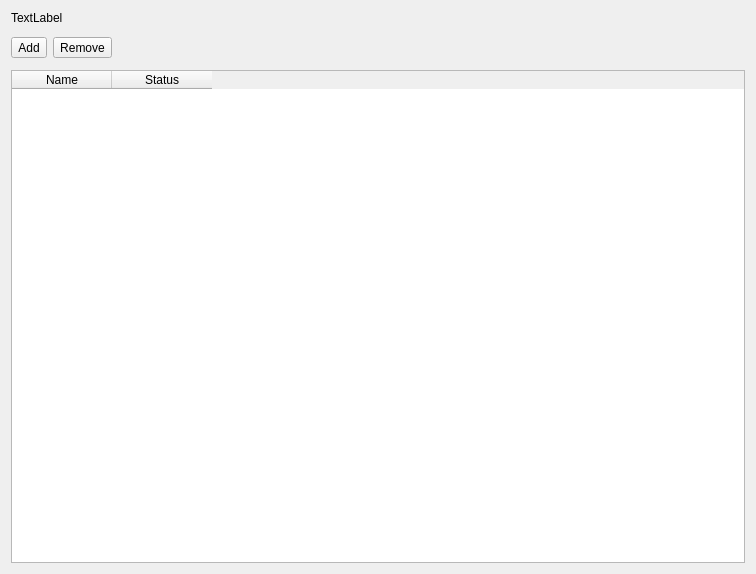
Before: the Qt Designer form plugins/system/autoboot/autoboot.ui in ukui/ukui-control-center, drawn with Qt 5.
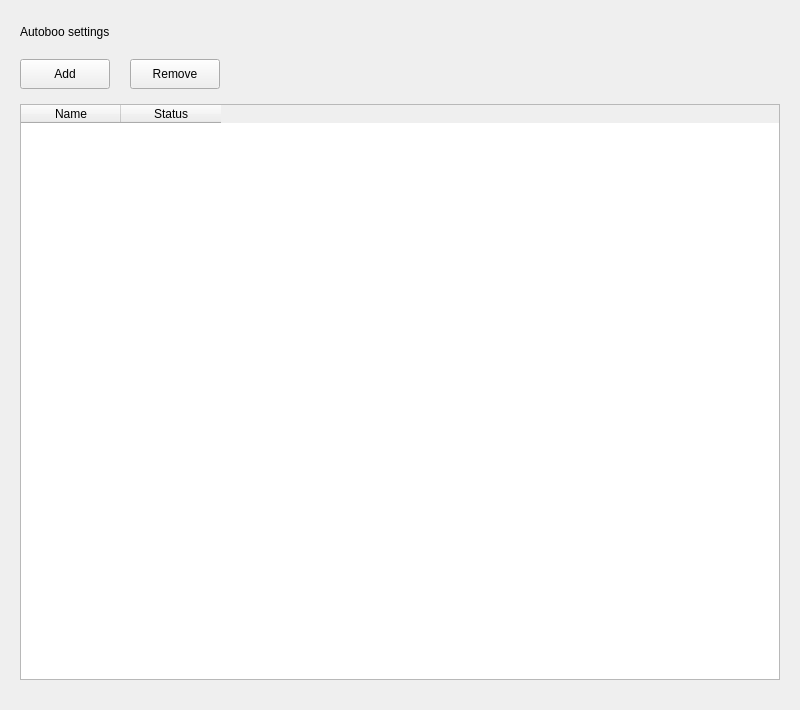
After: the same form once the commit is applied.

What changed in the file:
```diff
--- a/plugins/system/autoboot/autoboot.ui
+++ b/plugins/system/autoboot/autoboot.ui
@@ -6,20 +6,20 @@
    <rect>
     <x>0</x>
     <y>0</y>
-    <width>756</width>
-    <height>574</height>
+    <width>800</width>
+    <height>710</height>
    </rect>
   </property>
   <property name="minimumSize">
    <size>
-    <width>756</width>
-    <height>574</height>
+    <width>800</width>
+    <height>710</height>
    </size>
   </property>
   <property name="maximumSize">
    <size>
-    <width>756</width>
-    <height>574</height>
+    <width>800</width>
+    <height>710</height>
    </size>
   </property>
   <property name="windowTitle">
@@ -43,19 +43,62 @@
      <widget class="QWidget" name="Page1" native="true">
       <layout class="QVBoxLayout" name="verticalLayout">
        <property name="spacing">
-        <number>12</number>
+        <number>5</number>
+       </property>
+       <property name="leftMargin">
+        <number>20</number>
+       </property>
+       <property name="topMargin">
+        <number>25</number>
+       </property>
+       <property name="rightMargin">
+        <number>20</number>
+       </property>
+       <property name="bottomMargin">
+        <number>30</number>
        </property>
        <item>
         <widget class="QLabel" name="label">
          <property name="text">
-          <string>TextLabel</string>
+          <string>Autoboo settings</string>
          </property>
         </widget>
        </item>
+       <item>
+        <spacer name="verticalSpacer">
+         <property name="orientation">
+          <enum>Qt::Vertical</enum>
+         </property>
+         <property name="sizeType">
+          <enum>QSizePolicy::Fixed</enum>
+         </property>
+         <property name="sizeHint" stdset="0">
+          <size>
+           <width>20</width>
+           <height>15</height>
+          </size>
+         </property>
+        </spacer>
+       </item>
        <item>
         <layout class="QHBoxLayout" name="horizontalLayout_2">
+         <property name="spacing">
+          <number>20</number>
+         </property>
          <item>
           <widget class="QToolButton" name="toolButton">
+           <property name="minimumSize">
+            <size>
+             <width>90</width>
+             <height>30</height>
+            </size>
+           </property>
+           <property name="maximumSize">
+            <size>
+             <width>90</width>
+             <height>16777215</height>
+            </size>
+           </property>
            <property name="text">
             <string>Add</string>
            </property>
@@ -63,6 +106,12 @@
          </item>
          <item>
           <widget class="QToolButton" name="toolButton_2">
+           <property name="minimumSize">
+            <size>
+             <width>90</width>
+             <height>30</height>
+            </size>
+           </property>
            <property name="text">
             <string>Remove</string>
            </property>
@@ -83,6 +132,22 @@
          </item>
         </layout>
        </item>
+       <item>
+        <spacer name="verticalSpacer_2">
+         <property name="orientation">
+          <enum>Qt::Vertical</enum>
+         </property>
+         <property name="sizeType">
+          <enum>QSizePolicy::Fixed</enum>
+         </property>
+         <property name="sizeHint" stdset="0">
+          <size>
+           <width>20</width>
+           <height>10</height>
+          </size>
+         </property>
+        </spacer>
+       </item>
        <item>
         <widget class="QTableWidget" name="tableWidget">
          <column>
```
Left out of the diff: 4 changed lines with no effect on the pictures.
